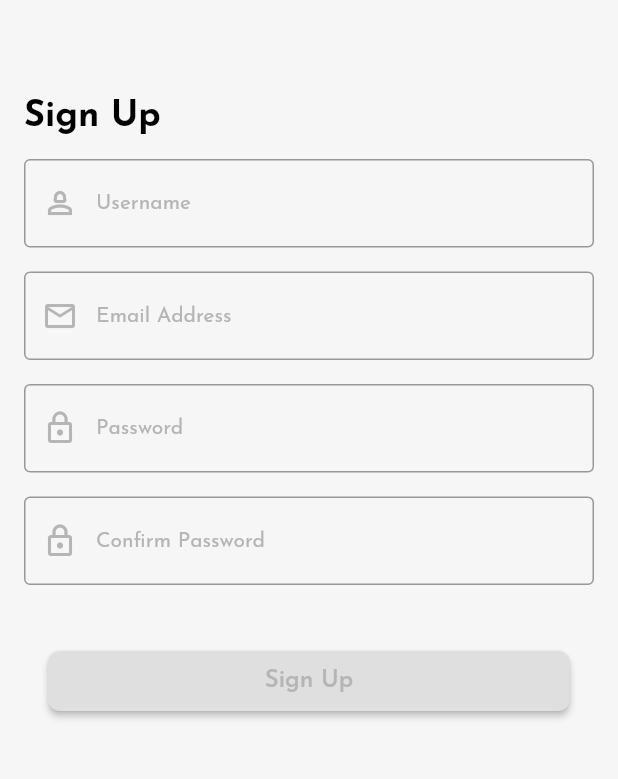
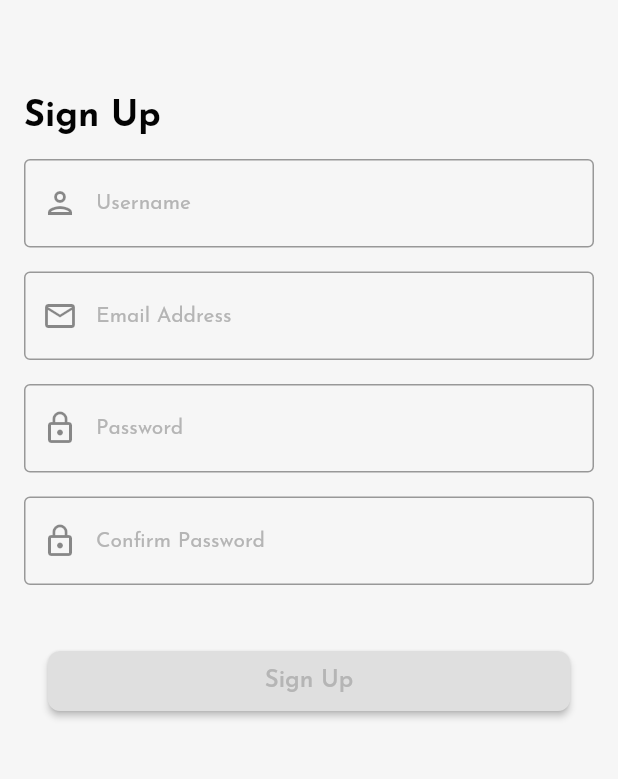
Before and after one commit to Kelompok-Capstone-9/MOBILE, a Flutter app: the RegisterScreen screen opened directly, on a phone screen of 412 x 824 dp, the part 171-950 px from its top. Run offline on Flutter 3.47's test engine with Material 2 defaults, Android fonts, the phone set to English and light mode, and no system bars; our stand-ins replace google_fonts.

Commit message:
update Register Screen

```diff
--- a/lib/main.dart
+++ b/lib/main.dart
@@ -1,6 +1,7 @@
 import 'package:flutter/material.dart';
 
 import 'package:gofit_apps/view/register/height_screen.dart';
+import 'package:gofit_apps/view/register/register_screen.dart';
 
 // import 'view/splash_screen.dart';
 void main() {
@@ -14,7 +15,7 @@ class MyApp extends StatelessWidget {
   Widget build(BuildContext context) {
     return const MaterialApp(
       debugShowCheckedModeBanner: false,
-      home: HeightScreen(),
+      home: RegisterScreen(),
     );
   }
 }
--- a/lib/view/register/register_screen.dart
+++ b/lib/view/register/register_screen.dart
@@ -1,5 +1,6 @@
 import 'package:flutter/material.dart';
 import 'package:gofit_apps/themes/color_style.dart';
+import 'package:gofit_apps/view/register/widget/decoration_form.dart';
 import 'package:gofit_apps/view/register/widget/validator_register.dart';
 import 'package:google_fonts/google_fonts.dart';
 
@@ -25,27 +26,13 @@ class _RegisterScreenState extends State<RegisterScreen> {
           children: [
             Padding(
               padding: const EdgeInsets.only(top: 66, bottom: 66),
-              child: Text(
-                'GoFit',
-                style: GoogleFonts.josefinSans(
-                    color: const Color(0xFFFF7F00),
-                    fontSize: 48,
-                    fontWeight: FontWeight.w700),
-                textAlign: TextAlign.justify,
-              ),
+              child: Text('GoFit', style: ThemeText.headingLabelGofit),
             ),
             Align(
               alignment: Alignment.bottomLeft,
               child: Padding(
                 padding: const EdgeInsets.only(left: 16, bottom: 16),
-                child: Text(
-                  'Sign Up',
-                  style: GoogleFonts.josefinSans(
-                      color: Colors.black,
-                      fontSize: 24,
-                      fontWeight: FontWeight.w700),
-                  textAlign: TextAlign.justify,
-                ),
+                child: Text('Sign Up', style: ThemeText.headingLogin),
               ),
             ),
             buildRegisterForm()
@@ -63,24 +50,9 @@ class _RegisterScreenState extends State<RegisterScreen> {
             children: [
               TextFormField(
                 controller: _nameController,
-                decoration: InputDecoration(
-                  fillColor: const Color(0xFFFFFFFF),
-                  prefixIcon: const Icon(
-                    Icons.person_2_outlined,
-                    color: Color(0xFFB5B5B5),
-                  ),
-                  labelText: 'Username',
-                  labelStyle: GoogleFonts.josefinSans(
-                      fontSize: 14, color: const Color(0xFFB5B5B5)),
-                  border: const OutlineInputBorder(),
-                  focusedBorder: const OutlineInputBorder(
-                    borderSide: BorderSide(color: Color(0xffFF7F00)),
-                    borderRadius: BorderRadius.all(
-                      Radius.circular(4),
-                    ),
-                  ),
-                  floatingLabelBehavior: FloatingLabelBehavior.never,
-                ),
+                decoration: DecorationFormStyle.decorationForm(
+                    labelText: 'Username',
+                    prefixIcon: const Icon(Icons.person_outlined)),
                 onChanged: (value) {
                   setState(
                     () {
@@ -97,24 +69,9 @@ class _RegisterScreenState extends State<RegisterScreen> {
               const SizedBox(height: 16),
               TextFormField(
                 controller: _emailController,
-                decoration: InputDecoration(
-                  fillColor: const Color(0xFFFFFFFF),
-                  prefixIcon: const Icon(
-                    Icons.email_outlined,
-                    color: Color(0xFFB5B5B5),
-                  ),
-                  labelText: 'Email Address',
-                  labelStyle: GoogleFonts.josefinSans(
-                      fontSize: 14, color: const Color(0xFFB5B5B5)),
-                  border: const OutlineInputBorder(),
-                  focusedBorder: const OutlineInputBorder(
-                    borderSide: BorderSide(color: Color(0xffFF7F00)),
-                    borderRadius: BorderRadius.all(
-                      Radius.circular(4),
-                    ),
-                  ),
-                  floatingLabelBehavior: FloatingLabelBehavior.never,
-                ),
+                decoration: DecorationFormStyle.decorationForm(
+                    labelText: 'Email Address',
+                    prefixIcon: const Icon(Icons.email_outlined)),
                 onChanged: (value) {
                   setState(() {
                     isFormFilled = _nameController.text.isNotEmpty &&
@@ -129,24 +86,9 @@ class _RegisterScreenState extends State<RegisterScreen> {
               const SizedBox(height: 16),
               TextFormField(
                 controller: _passwordController,
-                decoration: InputDecoration(
-                  fillColor: const Color(0xFFFFFFFF),
-                  prefixIcon: const Icon(
-                    Icons.lock_outline,
-                    color: Color(0xFFB5B5B5),
-                  ),
-                  labelText: 'Password',
-                  labelStyle: GoogleFonts.josefinSans(
-                      fontSize: 14, color: const Color(0xFFB5B5B5)),
-                  border: const OutlineInputBorder(),
-                  focusedBorder: const OutlineInputBorder(
-                    borderSide: BorderSide(color: Color(0xffFF7F00)),
-                    borderRadius: BorderRadius.all(
-                      Radius.circular(4),
-                    ),
-                  ),
-                  floatingLabelBehavior: FloatingLabelBehavior.never,
-                ),
+                decoration: DecorationFormStyle.decorationForm(
+                    labelText: 'Password',
+                    prefixIcon: const Icon(Icons.lock_outline)),
                 onChanged: (value) {
                   setState(() {
                     isFormFilled = _nameController.text.isNotEmpty &&
@@ -155,29 +97,16 @@ class _RegisterScreenState extends State<RegisterScreen> {
                         _confirmpasswordController.text.isNotEmpty;
                   });
                 },
+                validator: (confirmPw) =>
+                    ConfirmPasswordValidator.validateConfirmPw(
+                        confirmPw, _passwordController.text),
               ),
               const SizedBox(height: 16),
               TextFormField(
                 controller: _confirmpasswordController,
-                decoration: InputDecoration(
-                  fillColor: const Color(0xFFFFFFFF),
-                  prefixIcon: const Icon(
-                    Icons.lock_outlined,
-                    color: Color(0xFFB5B5B5),
-                  ),
-                  labelText: 'Confirm Password',
-                  labelStyle: GoogleFonts.josefinSans(
-                      fontSize: 14, color: const Color(0xFFB5B5B5)),
-                  border: const OutlineInputBorder(),
-                  focusedBorder: const OutlineInputBorder(
-                    borderSide: BorderSide(color: Color(0xffFF7F00)),
-                    borderRadius: BorderRadius.all(
-                      Radius.circular(4),
-                    ),
-                  ),
-                  floatingLabelBehavior: FloatingLabelBehavior.never,
-                  errorMaxLines: 3,
-                ),
+                decoration: DecorationFormStyle.decorationForm(
+                    labelText: 'Confirm Password',
+                    prefixIcon: const Icon(Icons.lock_outline)),
                 onChanged: (value) {
                   setState(() {
                     isFormFilled = _nameController.text.isNotEmpty &&
--- a/lib/view/register/widget/decoration.dart
+++ /dev/null
@@ -1,27 +0,0 @@
-import 'package:flutter/material.dart';
-
-class DecorationStyle {
-  static decoration() => InputDecoration(
-        border: const OutlineInputBorder(
-          borderRadius: BorderRadius.all(
-            Radius.circular(4),
-          ),
-          borderSide: BorderSide(
-            color: Color(0xffD9D9D9),
-          ),
-        ),
-        focusedBorder: const OutlineInputBorder(
-          borderSide: BorderSide(color: Color(0xffFF7F00)),
-          borderRadius: BorderRadius.all(
-            Radius.circular(4),
-          ),
-        ),
-        focusedErrorBorder: const OutlineInputBorder(
-          borderSide: BorderSide(color: Color(0xffFF595C)),
-          borderRadius: BorderRadius.all(
-            Radius.circular(4),
-          ),
-        ),
-        floatingLabelBehavior: FloatingLabelBehavior.never,
-      );
-}
```
